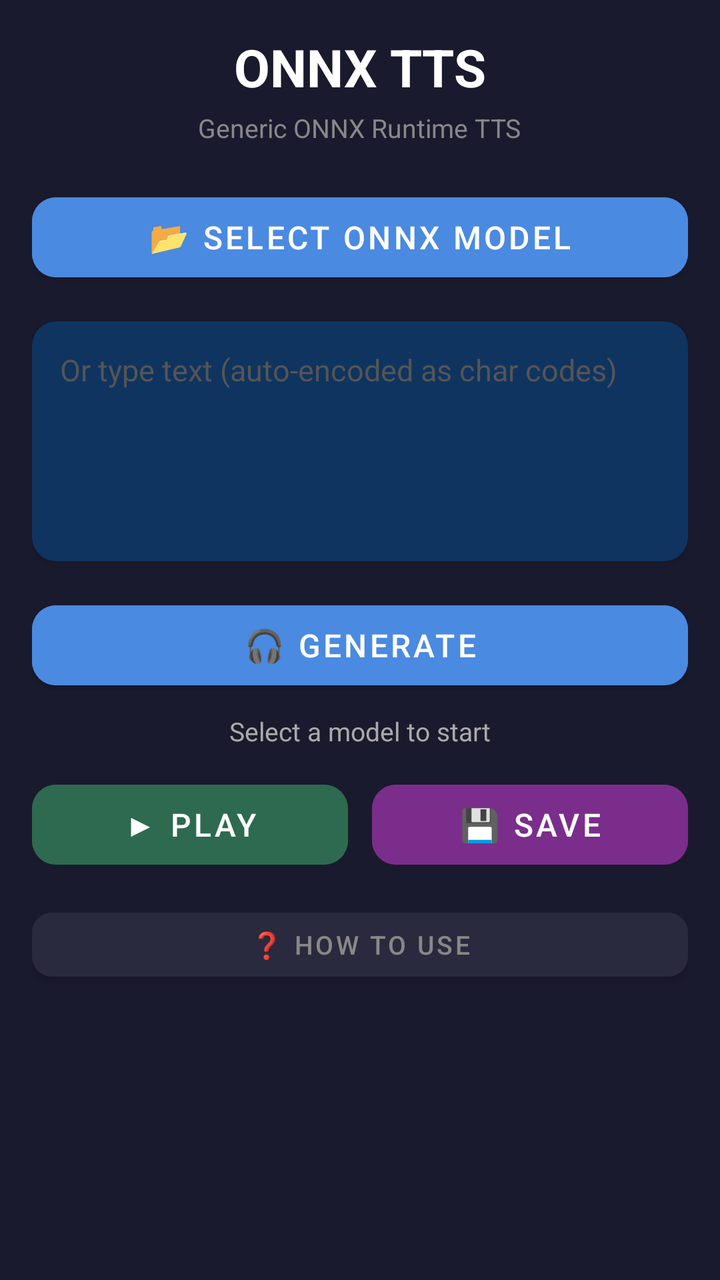
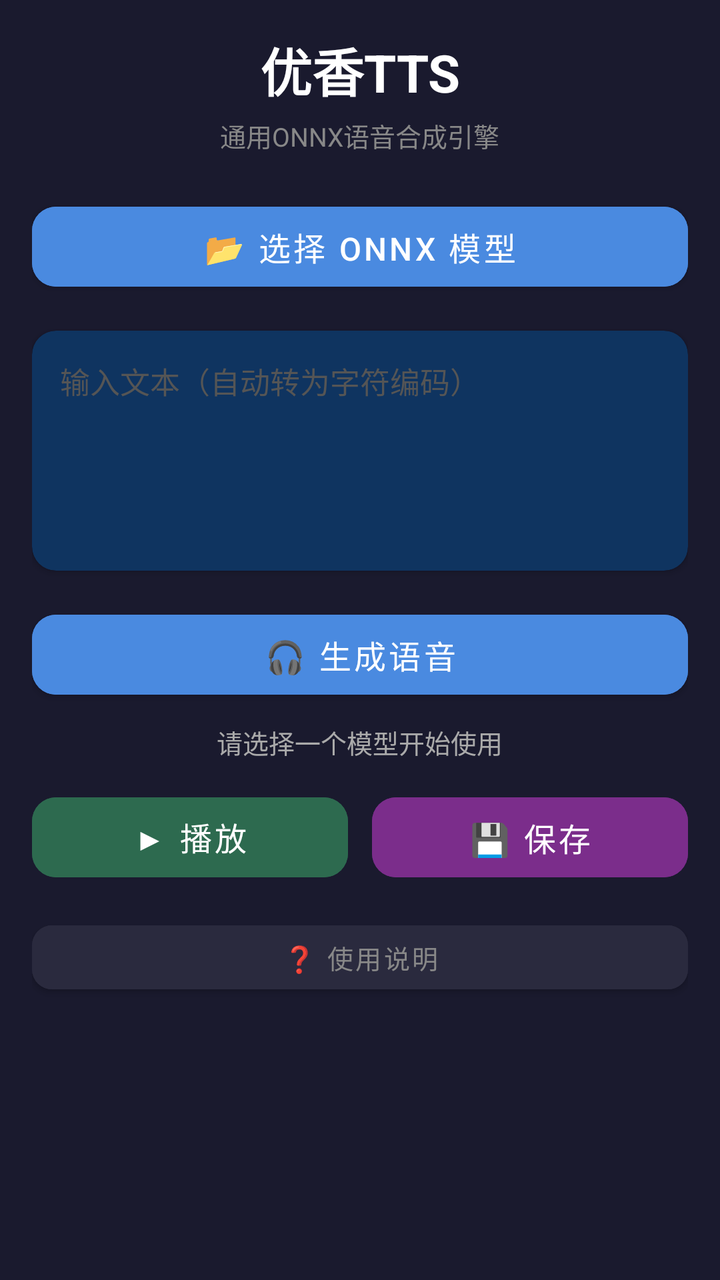

Two renders of the same Android screen: before a commit and after it. Below are the layout's source before the change and the commit's diff.
<!-- AndroidManifest.xml: application theme Theme.YukaTTS -->
<!-- res/layout/activity_main.xml -->
<?xml version="1.0" encoding="utf-8"?>
<ScrollView xmlns:android="http://schemas.android.com/apk/res/android"
    xmlns:app="http://schemas.android.com/apk/res-auto"
    android:layout_width="match_parent"
    android:layout_height="match_parent"
    android:background="#1a1a2e">

    <LinearLayout
        android:layout_width="match_parent"
        android:layout_height="wrap_content"
        android:orientation="vertical"
        android:padding="16dp"
        android:gravity="center_horizontal">

        <TextView
            android:layout_width="wrap_content"
            android:layout_height="wrap_content"
            android:text="ONNX TTS"
            android:textColor="#ffffff"
            android:textSize="26sp"
            android:textStyle="bold"
            android:layout_marginBottom="4dp" />

        <TextView
            android:layout_width="wrap_content"
            android:layout_height="wrap_content"
            android:text="Generic ONNX Runtime TTS"
            android:textColor="#888888"
            android:textSize="13sp"
            android:layout_marginBottom="20dp" />

        <com.google.android.material.button.MaterialButton
            android:id="@+id/btn_select_model"
            android:layout_width="match_parent"
            android:layout_height="52dp"
            android:text="📂 Select ONNX Model"
            android:textColor="#ffffff"
            android:backgroundTint="#4a8ae0"
            android:textSize="16sp"
            app:cornerRadius="12dp" />

        <TextView
            android:id="@+id/model_info"
            android:layout_width="match_parent"
            android:layout_height="wrap_content"
            android:visibility="gone"
            android:textColor="#aaaaaa"
            android:textSize="12sp"
            android:typeface="monospace"
            android:padding="12dp"
            android:layout_marginTop="12dp"
            android:background="#0f3460"
            android:gravity="start" />

        <ProgressBar
            android:id="@+id/progress_bar"
            android:layout_width="match_parent"
            android:layout_height="4dp"
            android:visibility="gone"
            style="?android:attr/progressBarStyleHorizontal"
            android:indeterminate="true"
            android:layout_marginTop="12dp" />

        <androidx.cardview.widget.CardView
            android:layout_width="match_parent"
            android:layout_height="wrap_content"
            android:layout_marginTop="16dp"
            app:cardCornerRadius="12dp"
            app:cardBackgroundColor="#0f3460">

            <EditText
                android:id="@+id/text_input"
                android:layout_width="match_parent"
                android:layout_height="120dp"
                android:gravity="top"
                android:padding="14dp"
                android:hint="Or type text (auto-encoded as char codes)"
                android:textColorHint="#555555"
                android:textColor="#ffffff"
                android:textSize="15sp"
                android:background="@null"
                android:inputType="textMultiLine"
                android:maxLength="500" />
        </androidx.cardview.widget.CardView>

        <LinearLayout
            android:id="@+id/tensor_inputs_container"
            android:layout_width="match_parent"
            android:layout_height="wrap_content"
            android:orientation="vertical"
            android:visibility="gone"
            android:layout_marginTop="16dp">

            <TextView
                android:layout_width="wrap_content"
                android:layout_height="wrap_content"
                android:text="Tensor Inputs"
                android:textColor="#4a8ae0"
                android:textSize="15sp"
                android:textStyle="bold"
                android:layout_marginBottom="4dp" />

            <TextView
                android:layout_width="wrap_content"
                android:layout_height="wrap_content"
                android:text="Fill comma-separated values for each input"
                android:textColor="#888888"
                android:textSize="12sp"
                android:layout_marginBottom="8dp" />

            <LinearLayout
                android:id="@+id/tensor_inputs_layout"
                android:layout_width="match_parent"
                android:layout_height="wrap_content"
                android:orientation="vertical" />
        </LinearLayout>

        <com.google.android.material.button.MaterialButton
            android:id="@+id/btn_generate"
            android:layout_width="match_parent"
            android:layout_height="52dp"
            android:text="🎧 Generate"
            android:textColor="#ffffff"
            android:backgroundTint="#4a8ae0"
            android:textSize="16sp"
            app:cornerRadius="12dp"
            android:layout_marginTop="16dp" />

        <TextView
            android:id="@+id/status_text"
            android:layout_width="wrap_content"
            android:layout_height="wrap_content"
            android:text="Select a model to start"
            android:textColor="#aaaaaa"
            android:textSize="13sp"
            android:layout_marginTop="8dp" />

        <LinearLayout
            android:layout_width="match_parent"
            android:layout_height="wrap_content"
            android:orientation="horizontal"
            android:gravity="center"
            android:layout_marginTop="12dp">
            <com.google.android.material.button.MaterialButton
                android:id="@+id/btn_play"
                android:layout_width="0dp"
                android:layout_height="52dp"
                android:layout_weight="1"
                android:text="▶ Play"
                android:textSize="16sp"
                android:textColor="#ffffff"
                android:backgroundTint="#2d6a4f"
                android:enabled="false"
                android:layout_marginEnd="6dp"
                app:cornerRadius="12dp" />
            <com.google.android.material.button.MaterialButton
                android:id="@+id/btn_save"
                android:layout_width="0dp"
                android:layout_height="52dp"
                android:layout_weight="1"
                android:text="💾 Save"
                android:textSize="16sp"
                android:textColor="#ffffff"
                android:backgroundTint="#7b2d8b"
                android:enabled="false"
                android:layout_marginStart="6dp"
                app:cornerRadius="12dp" />
        </LinearLayout>

        <com.google.android.material.button.MaterialButton
            android:id="@+id/btn_params_help"
            android:layout_width="match_parent"
            android:layout_height="44dp"
            android:text="❓ How to use"
            android:textColor="#888888"
            android:backgroundTint="#2a2a3e"
            android:textSize="13sp"
            app:cornerRadius="10dp"
            android:layout_marginTop="12dp" />

    </LinearLayout>
</ScrollView>
<!-- resources referenced by this layout -->
<resources>
  <style name="Theme.YukaTTS" parent="Theme.MaterialComponents.DayNight.NoActionBar">
          <item name="colorPrimary">#4a8ae0</item>
          <item name="colorPrimaryVariant">#3468a0</item>
          <item name="colorOnPrimary">#ffffff</item>
          <item name="colorSecondary">#7b2d8b</item>
          <item name="android:statusBarColor">#1a1a2e</item>
          <item name="android:navigationBarColor">#1a1a2e</item>
      </style>
</resources>

<!-- the commit's change to res/layout/activity_main.xml (unified diff, before → after) -->
@@ -15,7 +15,7 @@
         <TextView
             android:layout_width="wrap_content"
             android:layout_height="wrap_content"
-            android:text="ONNX TTS"
+            android:text="优香TTS"
             android:textColor="#ffffff"
             android:textSize="26sp"
             android:textStyle="bold"
@@ -24,7 +24,7 @@
         <TextView
             android:layout_width="wrap_content"
             android:layout_height="wrap_content"
-            android:text="Generic ONNX Runtime TTS"
+            android:text="通用ONNX语音合成引擎"
             android:textColor="#888888"
             android:textSize="13sp"
             android:layout_marginBottom="20dp" />
@@ -33,7 +33,7 @@
             android:id="@+id/btn_select_model"
             android:layout_width="match_parent"
             android:layout_height="52dp"
-            android:text="📂 Select ONNX Model"
+            android:text="📂 选择 ONNX 模型"
             android:textColor="#ffffff"
             android:backgroundTint="#4a8ae0"
             android:textSize="16sp"
@@ -74,7 +74,7 @@
                 android:layout_height="120dp"
                 android:gravity="top"
                 android:padding="14dp"
-                android:hint="Or type text (auto-encoded as char codes)"
+                android:hint="输入文本（自动转为字符编码）"
                 android:textColorHint="#555555"
                 android:textColor="#ffffff"
                 android:textSize="15sp"
@@ -94,7 +94,7 @@
             <TextView
                 android:layout_width="wrap_content"
                 android:layout_height="wrap_content"
-                android:text="Tensor Inputs"
+                android:text="张量输入"
                 android:textColor="#4a8ae0"
                 android:textSize="15sp"
                 android:textStyle="bold"
@@ -103,7 +103,7 @@
             <TextView
                 android:layout_width="wrap_content"
                 android:layout_height="wrap_content"
-                android:text="Fill comma-separated values for each input"
+                android:text="为每个输入填入逗号分隔的数值"
                 android:textColor="#888888"
                 android:textSize="12sp"
                 android:layout_marginBottom="8dp" />
@@ -119,7 +119,7 @@
             android:id="@+id/btn_generate"
             android:layout_width="match_parent"
             android:layout_height="52dp"
-            android:text="🎧 Generate"
+            android:text="🎧 生成语音"
             android:textColor="#ffffff"
             android:backgroundTint="#4a8ae0"
             android:textSize="16sp"
@@ -130,7 +130,7 @@
             android:id="@+id/status_text"
             android:layout_width="wrap_content"
             android:layout_height="wrap_content"
-            android:text="Select a model to start"
+            android:text="请选择一个模型开始使用"
             android:textColor="#aaaaaa"
             android:textSize="13sp"
             android:layout_marginTop="8dp" />
@@ -146,7 +146,7 @@
                 android:layout_width="0dp"
                 android:layout_height="52dp"
                 android:layout_weight="1"
-                android:text="▶ Play"
+                android:text="▶ 播放"
                 android:textSize="16sp"
                 android:textColor="#ffffff"
                 android:backgroundTint="#2d6a4f"
@@ -158,7 +158,7 @@
                 android:layout_width="0dp"
                 android:layout_height="52dp"
                 android:layout_weight="1"
-                android:text="💾 Save"
+                android:text="💾 保存"
                 android:textSize="16sp"
                 android:textColor="#ffffff"
                 android:backgroundTint="#7b2d8b"
@@ -171,7 +171,7 @@
             android:id="@+id/btn_params_help"
             android:layout_width="match_parent"
             android:layout_height="44dp"
-            android:text="❓ How to use"
+            android:text="❓ 使用说明"
             android:textColor="#888888"
             android:backgroundTint="#2a2a3e"
             android:textSize="13sp"
